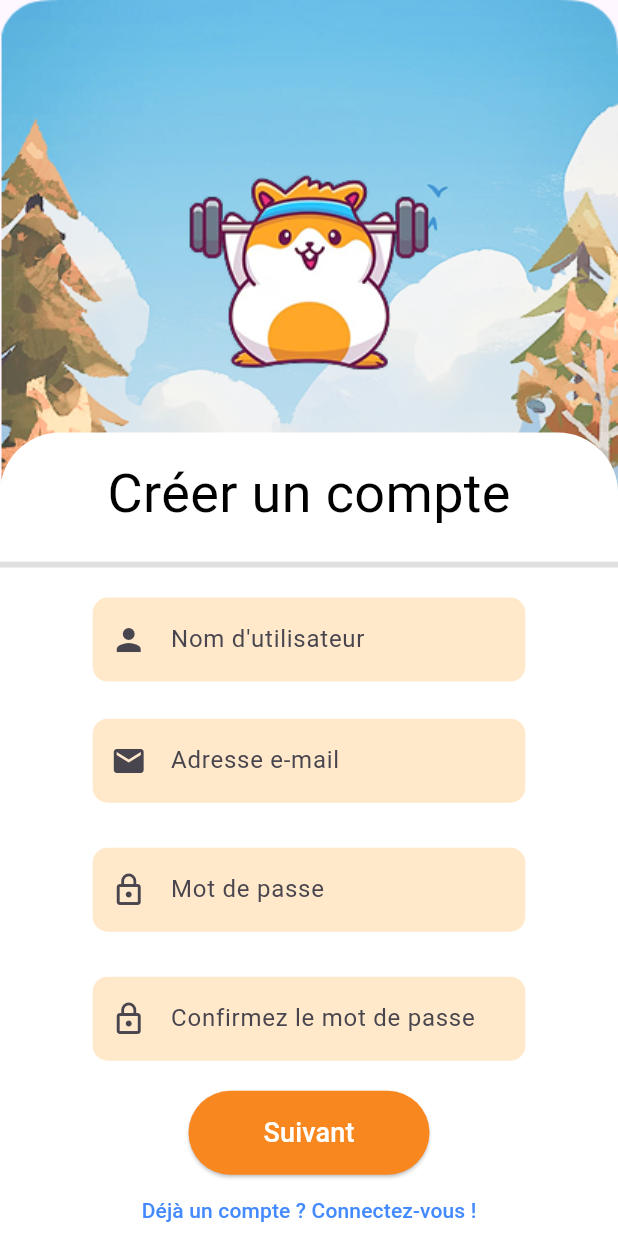
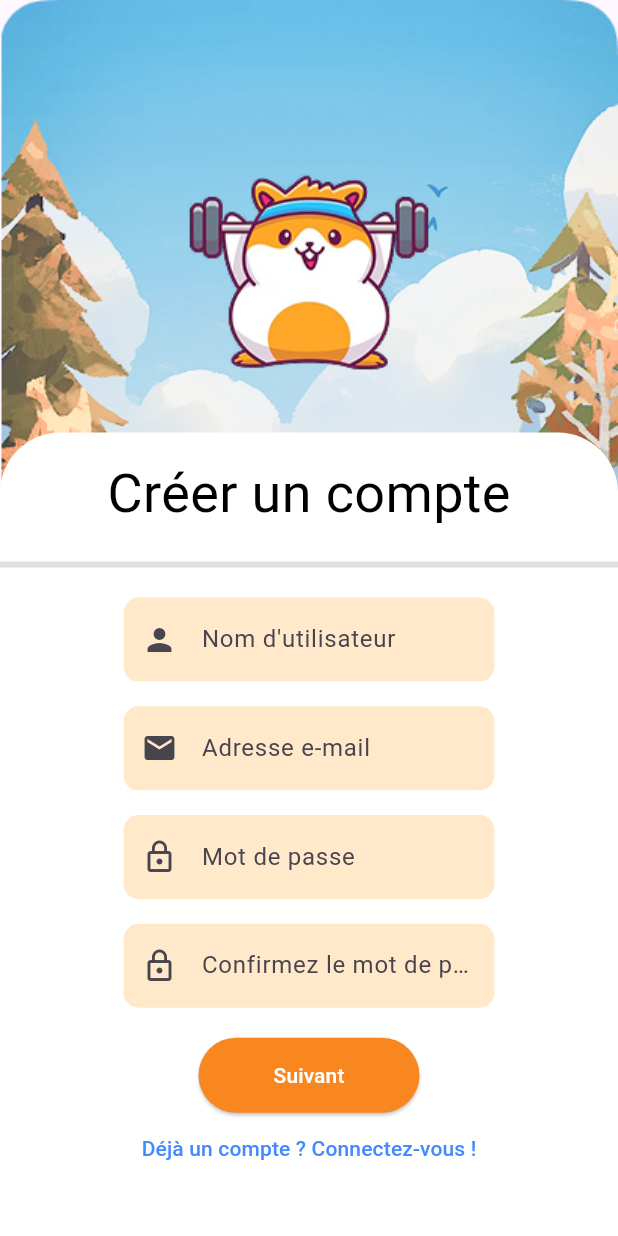
Before and after one commit to Playfit-app/Playfit, a Flutter app: the CreateAccountPage screen opened by its route, on a phone screen of 412 x 824 dp. Run offline on Flutter 3.47's test engine with Material 3 defaults, Android fonts, the phone set to English and light mode, and no system bars; our stand-ins replace camera, carousel_slider, flutter_dotenv, flutter_secure_storage, google_fonts, google_sign_in; missing offline and left inert: flame, google_ml_kit, google_mlkit_pose_detection; accounts and stored records are empty; Roboto replaces fonts that are missing (Amaranth).

Commit message:
fix: sizedbox responsive, fields and buttons resized

```diff
--- a/playfit-mobile/playfit/lib/authentification/registration_page.dart
+++ b/playfit-mobile/playfit/lib/authentification/registration_page.dart
@@ -230,7 +230,7 @@ class CreateAccountPageState extends State<CreateAccountPage> {
                       child: Text(
                         _currentStep < 2 ? 'Suivant' : 'Créer mon compte',
                         style:
-                            const TextStyle(fontSize: 18, color: Colors.white),
+                            const TextStyle(fontSize: 14, color: Colors.white),
                       ),
                     ),
                     if (_currentStep > 0)
--- a/playfit-mobile/playfit/lib/authentification/registration_step1.dart
+++ b/playfit-mobile/playfit/lib/authentification/registration_step1.dart
@@ -27,7 +27,7 @@ class _RegistrationStep1State extends State<RegistrationStep1> {
     return Column(
       children: [
         Padding(
-          padding: EdgeInsets.symmetric(horizontal: screenWidth * 0.15),
+          padding: EdgeInsets.symmetric(horizontal: screenWidth * 0.2),
           child: TextFormField(
             controller: widget.usernameController,
             decoration: InputDecoration(
@@ -57,9 +57,9 @@ class _RegistrationStep1State extends State<RegistrationStep1> {
             },
           ),
         ),
-        SizedBox(height: screenHeight * 0.03),
+        SizedBox(height: screenHeight * 0.02),
         Padding(
-          padding: EdgeInsets.symmetric(horizontal: screenWidth * 0.15),
+          padding: EdgeInsets.symmetric(horizontal: screenWidth * 0.2),
           child: TextFormField(
             controller: widget.emailController,
             decoration: InputDecoration(
@@ -91,9 +91,9 @@ class _RegistrationStep1State extends State<RegistrationStep1> {
             },
           ),
         ),
-        const SizedBox(height: 30),
+        SizedBox(height: screenHeight * 0.02),
         Padding(
-          padding: EdgeInsets.symmetric(horizontal: screenWidth * 0.15),
+          padding: EdgeInsets.symmetric(horizontal: screenWidth * 0.2),
           child: TextFormField(
             controller: widget.passwordController,
             obscureText: true,
@@ -128,9 +128,9 @@ class _RegistrationStep1State extends State<RegistrationStep1> {
             },
           ),
         ),
-        const SizedBox(height: 30),
+        SizedBox(height: screenHeight * 0.02),
         Padding(
-          padding: EdgeInsets.symmetric(horizontal: screenWidth * 0.15),
+          padding: EdgeInsets.symmetric(horizontal: screenWidth * 0.2),
           child: TextFormField(
             controller: widget.confirmPasswordController,
             obscureText: true,
--- a/playfit-mobile/playfit/lib/authentification/registration_step3.dart
+++ b/playfit-mobile/playfit/lib/authentification/registration_step3.dart
@@ -26,6 +26,9 @@ class _RegistrationStep3State extends State<RegistrationStep3> {
 
   @override
   Widget build(BuildContext context) {
+    double screenHeight = MediaQuery.of(context).size.height;
+    double screenWidth = MediaQuery.of(context).size.width;
+
     return Padding(
       padding: const EdgeInsets.symmetric(horizontal: 40.0),
       child: Column(
@@ -39,7 +42,7 @@ class _RegistrationStep3State extends State<RegistrationStep3> {
             fontWeight: FontWeight.bold,
           ),
         ),
-        const SizedBox(height: 10),
+        SizedBox(height: screenHeight * 0.02),
         CarouselSlider(
           options: CarouselOptions(
             height: 250,
```
Also changed, not shown: playfit-mobile/playfit/lib/authentification/registration_step2.dart (+6 -6 lines).
